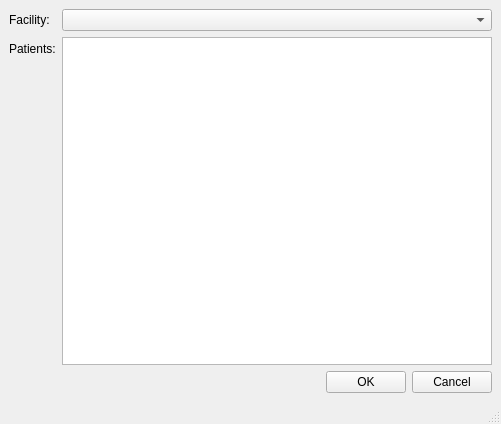
Before: the Qt Designer form removepatient.ui in hummushaman/EOBCproject, drawn with Qt 5.
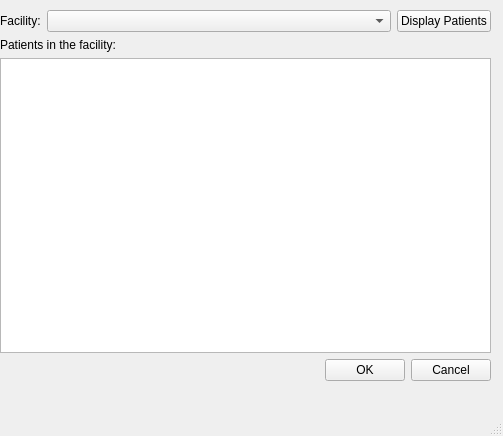
After: the same form once the commit is applied.

What changed in the file:
```diff
--- a/removepatient.ui
+++ b/removepatient.ui
@@ -6,45 +6,72 @@
    <rect>
     <x>0</x>
     <y>0</y>
-    <width>501</width>
-    <height>424</height>
+    <width>503</width>
+    <height>436</height>
    </rect>
   </property>
+  <property name="sizePolicy">
+   <sizepolicy hsizetype="Expanding" vsizetype="Expanding">
+    <horstretch>0</horstretch>
+    <verstretch>0</verstretch>
+   </sizepolicy>
+  </property>
   <property name="windowTitle">
    <string>Remove Patient From Facility</string>
   </property>
   <widget class="QWidget" name="centralwidget">
-   <layout class="QVBoxLayout" name="verticalLayout_2">
-    <item>
+   <widget class="QWidget" name="">
+    <property name="geometry">
+     <rect>
+      <x>0</x>
+      <y>10</y>
+      <width>491</width>
+      <height>371</height>
+     </rect>
+    </property>
      <layout class="QVBoxLayout" name="verticalLayout">
       <item>
-       <layout class="QFormLayout" name="formLayout">
-        <item row="0" column="0">
-         <widget class="QLabel" name="label">
+      <layout class="QHBoxLayout" name="horizontalLayout_4">
+       <item>
+        <widget class="QLabel" name="label_4">
           <property name="text">
            <string>Facility:</string>
           </property>
          </widget>
         </item>
-        <item row="0" column="1">
-         <widget class="QComboBox" name="comboBox"/>
-        </item>
-        <item row="1" column="0">
-         <widget class="QLabel" name="label_2">
+       <item>
+        <widget class="QComboBox" name="comboBox_facilities">
+         <property name="sizePolicy">
+          <sizepolicy hsizetype="MinimumExpanding" vsizetype="Fixed">
+           <horstretch>0</horstretch>
+           <verstretch>0</verstretch>
+          </sizepolicy>
+         </property>
+        </widget>
+       </item>
+       <item>
+        <widget class="QPushButton" name="DisplayButton_2">
           <property name="text">
-           <string>Patients:</string>
+          <string>Display Patients</string>
           </property>
          </widget>
         </item>
-        <item row="1" column="1">
-         <widget class="QListWidget" name="listWidget"/>
-        </item>
        </layout>
       </item>
       <item>
-       <layout class="QHBoxLayout" name="horizontalLayout">
+      <widget class="QLabel" name="label">
+       <property name="text">
+        <string>Patients in the facility:</string>
+       </property>
+      </widget>
+     </item>
         <item>
-         <spacer name="horizontalSpacer">
+      <widget class="QListWidget" name="listWidget_patients"/>
+     </item>
+     <item>
+      <layout class="QHBoxLayout" name="horizontalLayout_5">
+       <item>
+        <spacer name="horizontalSpacer_3">
           <property name="orientation">
            <enum>Qt::Horizontal</enum>
           </property>
@@ -64,7 +91,7 @@
          </widget>
         </item>
         <item>
-         <widget class="QPushButton" name="pushButton_2">
+        <widget class="QPushButton" name="CancelButton">
           <property name="text">
            <string>Cancel</string>
           </property>
@@ -73,8 +100,7 @@
        </layout>
       </item>
      </layout>
-    </item>
-   </layout>
+   </widget>
   </widget>
   <widget class="QMenuBar" name="menubar">
    <property name="geometry">
```
Left out of the diff: 2 changed lines with no effect on the pictures. Lines whose indentation alone changed are shown as unchanged.
